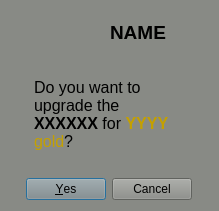
Above: ProfitableDungeons/buy_dialog.ui from Talendar/profitable_dungeons before the change. Below: the same form after it.
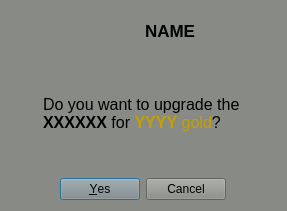
That is the form after the change. Icons and pictures are not drawn.

What changed in the file:
```diff
--- a/ProfitableDungeons/buy_dialog.ui
+++ b/ProfitableDungeons/buy_dialog.ui
@@ -6,7 +6,7 @@
    <rect>
     <x>0</x>
     <y>0</y>
-    <width>219</width>
+    <width>287</width>
     <height>211</height>
    </rect>
   </property>
@@ -51,14 +51,14 @@
        </property>
        <property name="minimumSize">
         <size>
-         <width>42</width>
-         <height>42</height>
+         <width>40</width>
+         <height>40</height>
         </size>
        </property>
        <property name="maximumSize">
         <size>
-         <width>42</width>
-         <height>42</height>
+         <width>40</width>
+         <height>40</height>
         </size>
        </property>
        <property name="text">
@@ -92,7 +92,7 @@
       <widget class="QLabel" name="building_name">
        <property name="font">
         <font>
-         <pointsize>14</pointsize>
+         <pointsize>13</pointsize>
          <weight>75</weight>
          <bold>true</bold>
         </font>
@@ -140,7 +140,7 @@
      </property>
      <property name="minimumSize">
       <size>
-       <width>150</width>
+       <width>200</width>
        <height>100</height>
       </size>
      </property>
```
